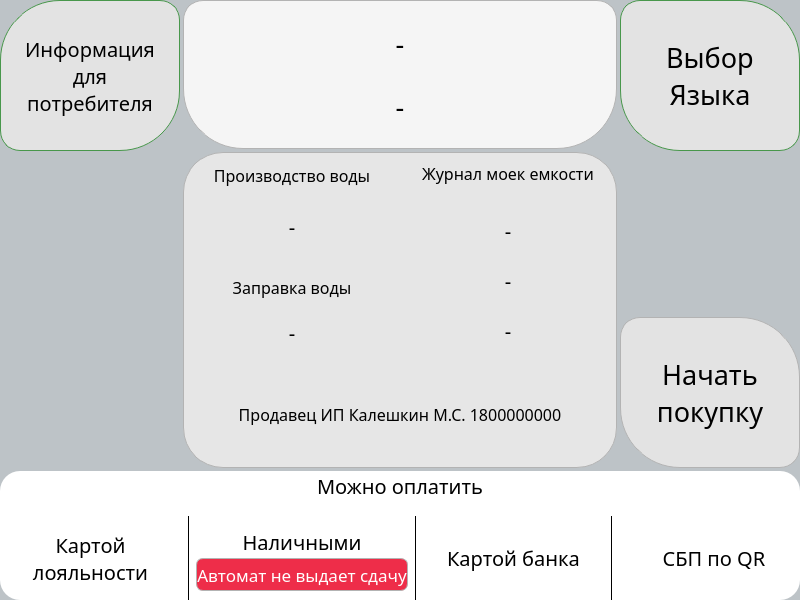
The window that services/gui/resources/ui_interface/waiting_window.ui (dmitriymikryukov/vodobox-pro) describes before a commit, drawn with Qt 5.
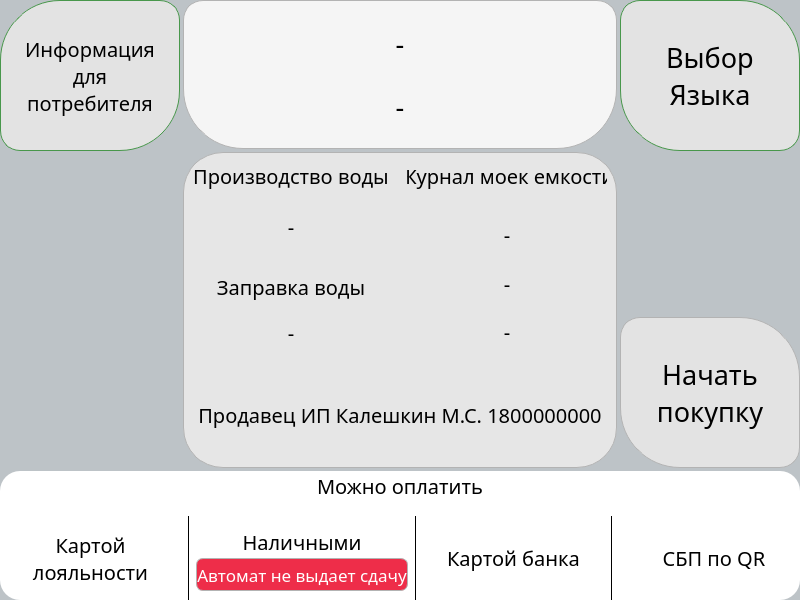
The same window after the commit. The open tabs and pages were chosen to show the change.

Commit message: testing buy window

```diff
--- a/services/gui/resources/ui_interface/waiting_window.ui
+++ b/services/gui/resources/ui_interface/waiting_window.ui
@@ -1265,7 +1265,7 @@
                               <property name="font">
                                <font>
                                 <family>Rubik</family>
-                                <pointsize>12</pointsize>
+                                <pointsize>15</pointsize>
                                </font>
                               </property>
                               <property name="text">
@@ -1330,7 +1330,7 @@
                                  <property name="font">
                                   <font>
                                    <family>Rubik</family>
-                                   <pointsize>12</pointsize>
+                                   <pointsize>15</pointsize>
                                   </font>
                                  </property>
                                  <property name="text">
@@ -1427,7 +1427,7 @@
                               <property name="font">
                                <font>
                                 <family>Rubik</family>
-                                <pointsize>12</pointsize>
+                                <pointsize>15</pointsize>
                                </font>
                               </property>
                               <property name="text">
@@ -1471,7 +1471,7 @@
                               <property name="font">
                                <font>
                                 <family>Rubik</family>
-                                <pointsize>12</pointsize>
+                                <pointsize>15</pointsize>
                                </font>
                               </property>
                               <property name="text">
```
The commit also changes 3 other files.
